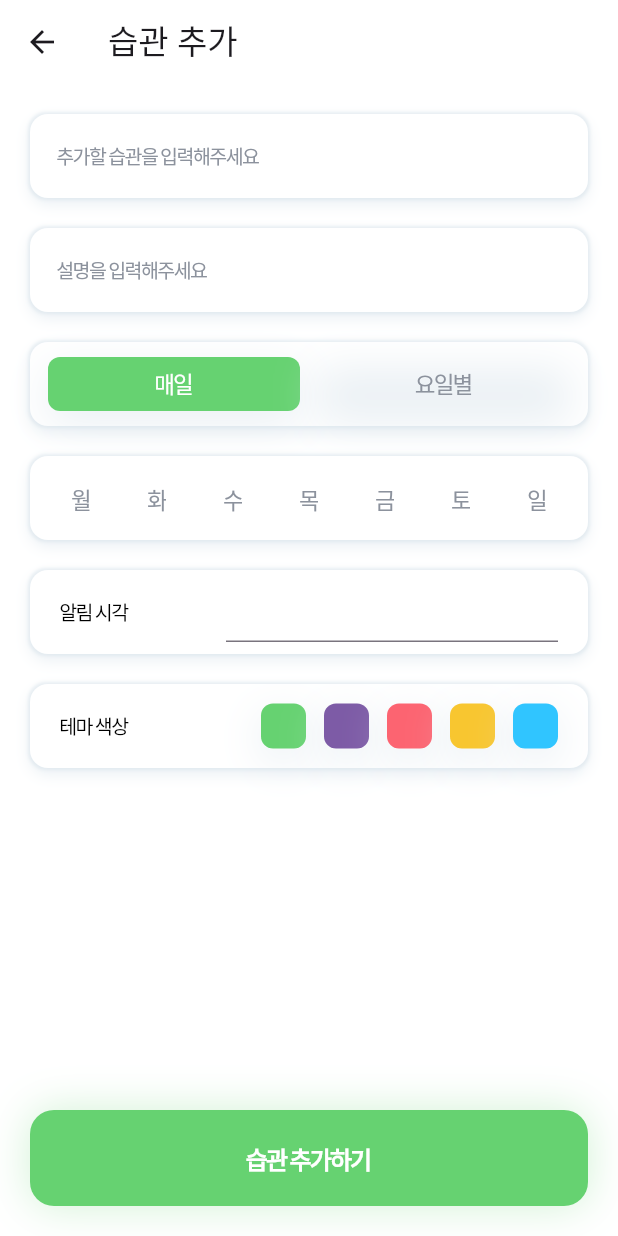
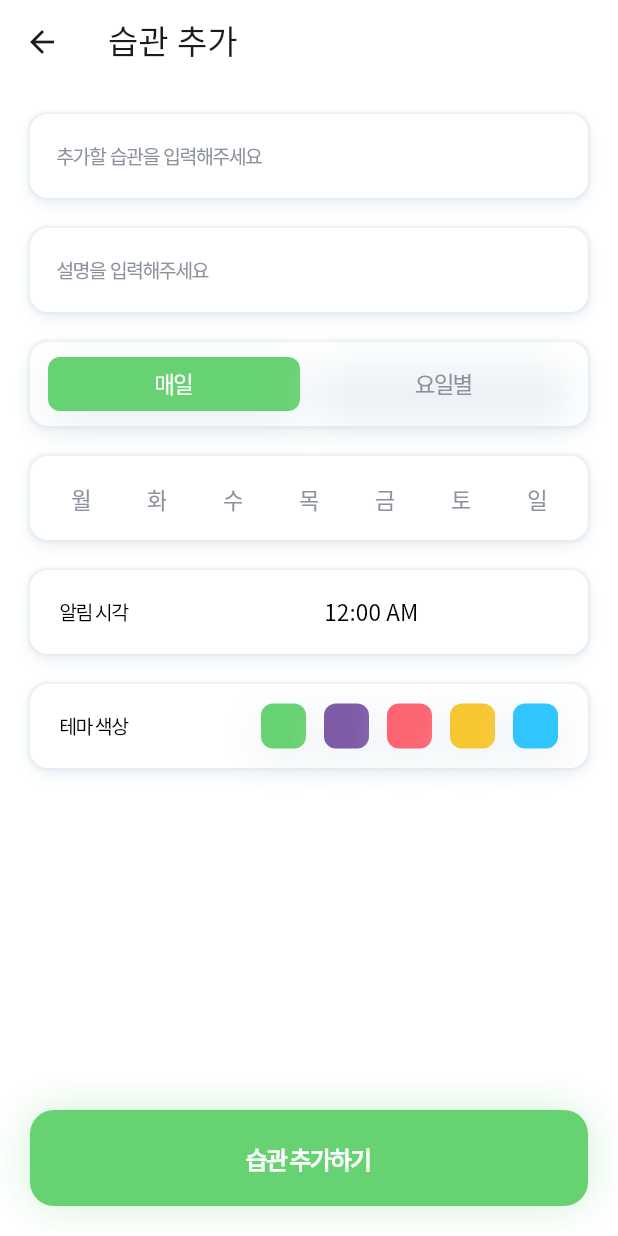
Before and after one commit to dawnfire05/happit-flutter, a Flutter app: the AddHabitScreen screen opened by its route, after a tap on "습관 추가하기", on a phone screen of 412 x 824 dp. Run offline on Flutter 3.47's test engine with Material 3 defaults, Android fonts, the phone set to English and light mode, and no system bars; our stand-ins replace flutter_svg; network calls fail; Roboto replaces fonts that are missing (NotoSansKR); project files that could hold a hidden picture were left out.

Commit message:
feat: pick time

```diff
--- a/lib/screens/add_habit_screen.dart
+++ b/lib/screens/add_habit_screen.dart
@@ -44,6 +44,7 @@ class _AddHabitScreenState extends State<AddHabitScreen> {
       'description': habitDescription,
       'repeatType': habitRepeatType,
       'repeatDay': repeatDays,
+      'themeColor': selectedColorIndex
     };
 
     final response = await http.post(
@@ -51,7 +52,7 @@ class _AddHabitScreenState extends State<AddHabitScreen> {
       headers: <String, String>{
         'Content-Type': 'application/json; charset=UTF-8',
         'Authorization':
-            'Bearer eyJhbGciOiJIUzI1NiIsInR5cCI6IkpXVCJ9.eyJ1c2VybmFtZSI6InRlc3QiLCJzdWIiOjEsImlhdCI6MTcyMzAxOTQ0NywiZXhwIjoxNzIzMDIzMDQ3fQ.gIdPicoMDNukh3-yu5okPH8uWviG89ddG-2Rrfwv3FM',
+            'Bearer eyJhbGciOiJIUzI1NiIsInR5cCI6IkpXVCJ9.eyJ1c2VybmFtZSI6InRlc3QiLCJzdWIiOjEsImlhdCI6MTcyMzUzNDEyOSwiZXhwIjoxNzIzNTM1OTI5fQ.DoflVCuTYxIPCNOR3hCHdz1A9tx2QYqdayhFBRfCxFU',
       },
       body: jsonEncode(habitData),
     );
@@ -90,6 +91,21 @@ class _AddHabitScreenState extends State<AddHabitScreen> {
     });
   }
 
+  TimeOfDay selectedTime = const TimeOfDay(hour: 00, minute: 00);
+
+  Future<void> _selectTime(BuildContext context) async {
+    final TimeOfDay? picked = await showTimePicker(
+      context: context,
+      initialTime: selectedTime,
+    );
+    if (picked != null && picked != selectedTime) {
+      setState(() {
+        selectedTime = picked;
+        print("wowwowwow $selectedTime");
+      });
+    }
+  }
+
   // 메인
   @override
   Widget build(BuildContext context) {
@@ -123,9 +139,25 @@ class _AddHabitScreenState extends State<AddHabitScreen> {
                   const SizedBox(height: 20),
                   _selectDayOfWeek(),
                   const SizedBox(height: 20),
-                  Container(
-                    padding:
-                        const EdgeInsets.symmetric(vertical: 8, horizontal: 20),
+                  _selectNoticeTime(context),
+                  const SizedBox(height: 20),
+                  _selectTheme(),
+                  const SizedBox(
+                    height: 20,
+                  ),
+                ],
+              ),
+              _mainButton(),
+            ],
+          ),
+        ),
+      ),
+    );
+  }
+
+  Container _selectNoticeTime(BuildContext context) {
+    return Container(
+      padding: const EdgeInsets.symmetric(vertical: 8, horizontal: 20),
       height: 56,
       decoration: ShapeDecoration(
         color: Colors.white,
@@ -147,10 +179,10 @@ class _AddHabitScreenState extends State<AddHabitScreen> {
           )
         ],
       ),
-                    child: const Row(
-                      mainAxisAlignment: MainAxisAlignment.start,
+      child: Row(
+        mainAxisAlignment: MainAxisAlignment.spaceBetween,
         children: [
-                        Expanded(
+          const Expanded(
             flex: 1,
             child: Text(
               '알림 시각',
@@ -164,21 +196,29 @@ class _AddHabitScreenState extends State<AddHabitScreen> {
               ),
             ),
           ),
-                        Expanded(flex: 2, child: TextField())
-                      ],
+          Expanded(
+            flex: 3,
+            child: Row(
+              mainAxisSize: MainAxisSize.min,
+              mainAxisAlignment: MainAxisAlignment.center,
+              children: <Widget>[
+                TextButton(
+                  child: Text(
+                    selectedTime.format(context),
+                    style: const TextStyle(
+                      color: Colors.black,
+                      fontSize: 15,
+                      fontFamily: 'Noto Sans KR',
+                      fontWeight: FontWeight.w400,
+                      height: 0,
                     ),
                   ),
-                  const SizedBox(height: 20),
-                  _selectTheme(),
-                  const SizedBox(
-                    height: 20,
+                  onPressed: () => _selectTime(context),
                 ),
               ],
             ),
-              _mainButton(),
+          )
         ],
-          ),
-        ),
       ),
     );
   }
@@ -545,6 +585,7 @@ class _InputWidgetState extends State<InputWidget> {
               fontFamily: 'Noto Sans KR',
               fontWeight: FontWeight.w400,
               letterSpacing: -1.04,
+              wordSpacing: 1,
             ),
             decoration: InputDecoration(
               hintText: widget.hintText,
```
Lines whose indentation alone changed are shown as unchanged.
